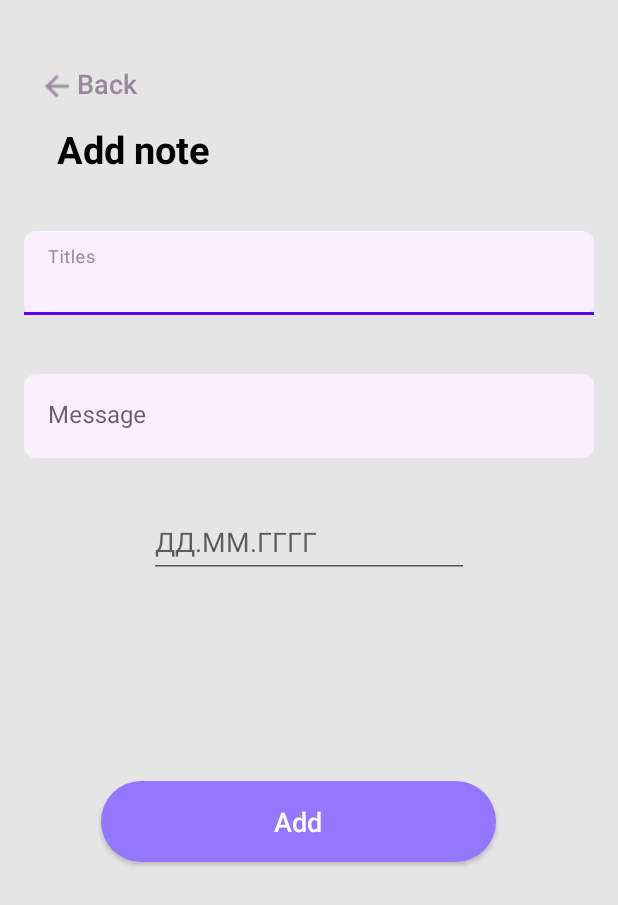
After one commit to AndreyDemuh/Android_10an_onl, an Android app: the AddNoteActivity screen opened directly, with no data from a screen before it, on a phone screen of 412 x 824 dp. The commit adds this screen. Shown: the top 905 px of the screen. Run offline under Robolectric (Android 15) with nearby library versions, the phone set to English and light mode, and no system bars.

Commit message:
Lesson 19 (создание перечня задач)

```diff
--- /dev/null
+++ b/app/src/main/java/com/example/firstapp/AddNoteActivity.kt
@@ -0,0 +1,35 @@
+package com.example.firstapp
+
+import android.content.Intent
+import androidx.appcompat.app.AppCompatActivity
+import android.os.Bundle
+import com.example.firstapp.databinding.ActivityAddNoteBinding
+
+class AddNoteActivity : AppCompatActivity() {
+
+    private lateinit var bindingClass: ActivityAddNoteBinding
+    private val taskRepository = TaskRepository
+
+    override fun onCreate(savedInstanceState: Bundle?) {
+        super.onCreate(savedInstanceState)
+        bindingClass = ActivityAddNoteBinding.inflate(layoutInflater)
+        setContentView(bindingClass.root)
+        bindingClass.btnBack.setOnClickListener {
+        startActivity(Intent(this, TaskActivity::class.java))
+    }
+        initButtons()
+    }
+
+    private fun initButtons() = with(bindingClass){
+        btnAdd.setOnClickListener {
+            val createTask = Task(titlesEditText.text.toString(), messageEditText.text.toString(), editTextDate.text.toString())
+            val editIntent = Intent().apply {
+                putExtra("task", createTask)
+            }
+            setResult(RESULT_OK, editIntent)
+            taskRepository.addNewTask(createTask)
+            finish()
+
+        }
+    }
+}
--- a/app/src/main/java/com/example/firstapp/LogInActivity.kt
+++ b/app/src/main/java/com/example/firstapp/LogInActivity.kt
@@ -33,7 +33,7 @@ class LogInActivity : AppCompatActivity() {
         val validPassword = bindingClass.passwordContainer.helperText == null
 
         if(validEmail && validPassword)
-            startActivity(Intent(this, SignUpActivity::class.java))
+            startActivity(Intent(this, TaskActivity::class.java))
         else
             invalidForm()
     }
@@ -103,6 +103,7 @@ class LogInActivity : AppCompatActivity() {
 
     fun onLogIn(view: View) {
         submitForm()
+        startActivity(Intent(this, AddNoteActivity::class.java))
     }
 
     fun onClickSignUp(view: View){
--- a/app/src/main/java/com/example/firstapp/SignUpActivity.kt
+++ b/app/src/main/java/com/example/firstapp/SignUpActivity.kt
@@ -11,8 +11,8 @@ import com.example.firstapp.databinding.ActivitySignUpBinding
 
 
 class SignUpActivity : AppCompatActivity() {
+
     lateinit var bindingClass : ActivitySignUpBinding
-
 
     override fun onCreate(savedInstanceState: Bundle?) {
         super.onCreate(savedInstanceState)
--- /dev/null
+++ b/app/src/main/java/com/example/firstapp/Task.kt
@@ -0,0 +1,6 @@
+package com.example.firstapp
+
+import java.io.Serializable
+
+
+data class Task(val nameTask: String, val messageTask: String, val data: String): Serializable
--- /dev/null
+++ b/app/src/main/java/com/example/firstapp/TaskRepository.kt
@@ -0,0 +1,16 @@
+package com.example.firstapp
+
+
+object TaskRepository {
+
+    private val taskListSingleton: ArrayList<Task> = ArrayList()
+
+    fun addNewTask(task: Task){
+        taskListSingleton.add(task)
+
+    }
+
+    fun getTasks(): List <Task>{
+        return taskListSingleton
+    }
+}
--- /dev/null
+++ b/app/src/main/res/layout/activity_add_note.xml
@@ -0,0 +1,125 @@
+<?xml version="1.0" encoding="utf-8"?>
+<androidx.constraintlayout.widget.ConstraintLayout
+    xmlns:android="http://schemas.android.com/apk/res/android"
+    xmlns:app="http://schemas.android.com/apk/res-auto"
+    xmlns:tools="http://schemas.android.com/tools"
+    android:layout_width="match_parent"
+    android:layout_height="match_parent"
+    android:background="@color/backgroungMain"
+    tools:context=".AddNoteActivity">
+
+    <ImageView
+        android:id="@+id/imageArrow"
+        android:layout_width="@dimen/dp_16"
+        android:layout_height="@dimen/dp_15"
+        android:layout_marginTop="@dimen/dp_50"
+        android:background="@drawable/arrow_back"
+        app:layout_constraintEnd_toEndOf="parent"
+        app:layout_constraintHorizontal_bias="0.076"
+        app:layout_constraintStart_toStartOf="parent"
+        app:layout_constraintTop_toTopOf="parent" />
+
+    <androidx.appcompat.widget.AppCompatButton
+        android:id="@+id/btn_back"
+        android:layout_width="@dimen/dp_63"
+        android:layout_height="wrap_content"
+        android:layout_marginStart="@dimen/dp_40"
+        android:layout_marginTop="@dimen/dp_32"
+        android:background="@null"
+        android:padding="@dimen/dp_1"
+        android:text="Back"
+        android:textAllCaps="false"
+        android:textColor="@color/hintText"
+        android:textSize="@dimen/sp_18"
+        app:layout_constraintEnd_toEndOf="@dimen/dp_32"
+        app:layout_constraintStart_toStartOf="parent"
+        app:layout_constraintTop_toTopOf="parent" />
+
+    <TextView
+        android:id="@+id/textAddNote"
+        android:layout_width="wrap_content"
+        android:layout_height="wrap_content"
+        android:layout_marginStart="@dimen/dp_16"
+        android:layout_marginTop="@dimen/dp_82"
+        android:layout_marginEnd="@dimen/dp_250"
+        android:text="@string/add_note"
+        android:textColor="@color/black"
+        android:textSize="@dimen/sp_25"
+        android:textStyle="bold"
+        app:layout_constraintEnd_toEndOf="parent"
+        app:layout_constraintStart_toStartOf="parent"
+        app:layout_constraintTop_toTopOf="parent" />
+
+    <com.google.android.material.textfield.TextInputLayout
+        android:id="@+id/titlesContainer"
+        style="@style/TextFieldTextInputLayoutStyle"
+        android:layout_width="match_parent"
+        android:layout_height="wrap_content"
+        android:layout_marginStart="@dimen/dp_16"
+        android:layout_marginTop="@dimen/dp_154"
+        android:layout_marginEnd="@dimen/dp_16"
+        android:hint="@string/titlesHint"
+        app:counterMaxLength="25"
+        app:layout_constraintEnd_toEndOf="parent"
+        app:layout_constraintStart_toStartOf="parent"
+        app:layout_constraintTop_toTopOf="parent">
+
+        <com.google.android.material.textfield.TextInputEditText
+            android:id="@+id/titlesEditText"
+            android:layout_width="match_parent"
+            android:layout_height="wrap_content"
+            android:inputType="text" />
+
+    </com.google.android.material.textfield.TextInputLayout>
+
+    <com.google.android.material.textfield.TextInputLayout
+        android:id="@+id/messageContainer"
+        style="@style/TextFieldTextInputLayoutStyle"
+        android:layout_width="match_parent"
+        android:layout_height="wrap_content"
+        android:layout_marginStart="@dimen/dp_16"
+        android:layout_marginTop="@dimen/dp_39"
+        android:layout_marginEnd="@dimen/dp_16"
+        android:hint="@string/messageHint"
+        app:layout_constraintEnd_toEndOf="@+id/titlesContainer"
+        app:layout_constraintStart_toStartOf="@+id/titlesContainer"
+        app:layout_constraintTop_toBottomOf="@+id/titlesContainer">
+
+        <com.google.android.material.textfield.TextInputEditText
+            android:id="@+id/messageEditText"
+            android:layout_width="match_parent"
+            android:layout_height="wrap_content"
+            android:inputType="text" />
+
+    </com.google.android.material.textfield.TextInputLayout>
+
+    <androidx.appcompat.widget.AppCompatButton
+        android:id="@+id/btn_add"
+        style="@style/ButtonLayoutStyle"
+        android:layout_width="wrap_content"
+        android:layout_height="wrap_content"
+        android:layout_gravity="top|center"
+        android:layout_marginStart="@dimen/dp_49"
+        android:layout_marginTop="@dimen/dp_215"
+        android:layout_marginEnd="@dimen/dp_63"
+        android:layout_marginBottom="@dimen/dp_41"
+        android:text="@string/addButton"
+        app:layout_constraintEnd_toEndOf="@+id/messageContainer"
+        app:layout_constraintStart_toStartOf="@+id/messageContainer"
+        app:layout_constraintTop_toBottomOf="@+id/messageContainer" />
+
+    <EditText
+        android:id="@+id/editTextDate"
+        android:layout_width="wrap_content"
+        android:layout_height="wrap_content"
+        android:layout_marginTop="@dimen/dp_32"
+        android:ems="10"
+        android:inputType="date"
+        android:minHeight="@dimen/dp_48"
+        android:text=""
+        android:hint="@string/dateHint"
+        app:layout_constraintEnd_toEndOf="@+id/messageContainer"
+        app:layout_constraintStart_toStartOf="@+id/messageContainer"
+        app:layout_constraintTop_toBottomOf="@+id/messageContainer" />
+
+</androidx.constraintlayout.widget.ConstraintLayout>
--- a/app/src/main/res/layout/activity_log_in.xml
+++ b/app/src/main/res/layout/activity_log_in.xml
@@ -1,5 +1,6 @@
 <?xml version="1.0" encoding="utf-8"?>
-<androidx.constraintlayout.widget.ConstraintLayout xmlns:android="http://schemas.android.com/apk/res/android"
+<androidx.constraintlayout.widget.ConstraintLayout
+    xmlns:android="http://schemas.android.com/apk/res/android"
     xmlns:app="http://schemas.android.com/apk/res-auto"
     xmlns:tools="http://schemas.android.com/tools"
     android:layout_width="match_parent"
--- a/app/src/main/res/values/colors.xml
+++ b/app/src/main/res/values/colors.xml
@@ -11,5 +11,6 @@
     <color name="hintText">#99879D</color>
     <color name="hintField">#FBEEFF</color>
     <color name="errorHelperText">#FF0000</color>
+    <color name="backgroungMain">#E5E5E5</color>
 
 </resources>
--- a/app/src/main/res/values/dimens.xml
+++ b/app/src/main/res/values/dimens.xml
@@ -51,5 +51,28 @@
     <dimen name="dp_656">656dp</dimen>
     <dimen name="dp_94">94dp</dimen>
     <dimen name="dp_130">130dp</dimen>
+    <dimen name="dp_30">30dp</dimen>
+    <dimen name="dp_318">318dp</dimen>
+    <dimen name="dp_80">80dp</dimen>
+    <dimen name="dp_39">39dp</dimen>
+    <dimen name="dp_17">17dp</dimen>
+    <dimen name="dp_154">154dp</dimen>
+    <dimen name="sp_25">25sp</dimen>
+    <dimen name="dp_250">250dp</dimen>
+    <dimen name="dp_82">82dp</dimen>
+    <dimen name="dp_343">343dp</dimen>
+    <dimen name="dp_56">56dp</dimen>
+    <dimen name="dp_293">293dp</dimen>
+    <dimen name="dp_63">63dp</dimen>
+    <dimen name="dp_215">215dp</dimen>
+    <dimen name="dp_49">49dp</dimen>
+    <dimen name="dp_50">50dp</dimen>
+    <dimen name="dp_748">748dp</dimen>
+    <dimen name="dp_1">1dp</dimen>
+    <dimen name="dp_183">183dp</dimen>
+    <dimen name="dp_74">74dp</dimen>
+    <dimen name="sp_26">26sp</dimen>
+    <dimen name="sp_12">12.8sp</dimen>
+    <dimen name="sp_20">20sp</dimen>
 
 </resources>
--- a/app/src/main/res/values/strings.xml
+++ b/app/src/main/res/values/strings.xml
@@ -18,5 +18,14 @@
     <string name="launcher_log_in">Log-in</string>
     <string name="log_in">Log-in</string>
     <string name="return_to_sign_up">Return to Sign-up</string>
+    <string name="add">Add</string>
+    <string name="message">Message</string>
+    <string name="add_note">Add note</string>
+    <string name="dateHint">ДД.ММ.ГГГГ</string>
+    <string name="messageHint">Message</string>
+    <string name="titlesHint">Titles</string>
+    <string name="add_new">Add new</string>
+    <string name="title">Title</string>
+    <string name="addButton">Add</string>
 
 </resources>
```
Also changed, not shown: app/src/main/AndroidManifest.xml (+14 -0 lines), app/src/main/java/com/example/firstapp/TaskActivity.kt (added, +46 -0 lines), app/src/main/java/com/example/firstapp/TaskAdapter.kt (added, +39 -0 lines), app/src/main/java/com/example/firstapp/TaskRecyclerAdapter.kt (added, +29 -0 lines), app/src/main/java/com/example/firstapp/TaskViewHolder.kt (added, +16 -0 lines), app/src/main/res/layout/activity_task.xml (added, +65 -0 lines), app/src/main/res/layout/task_item.xml (added, +52 -0 lines), app/src/main/res/drawable/arrow_back.png (added).
